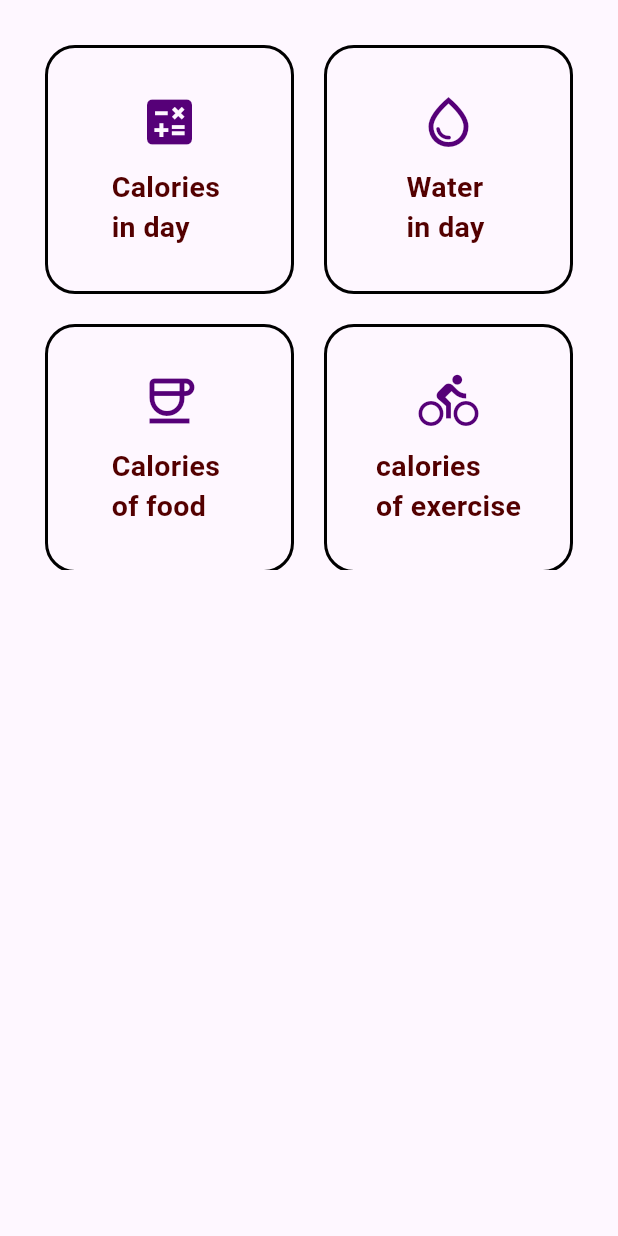
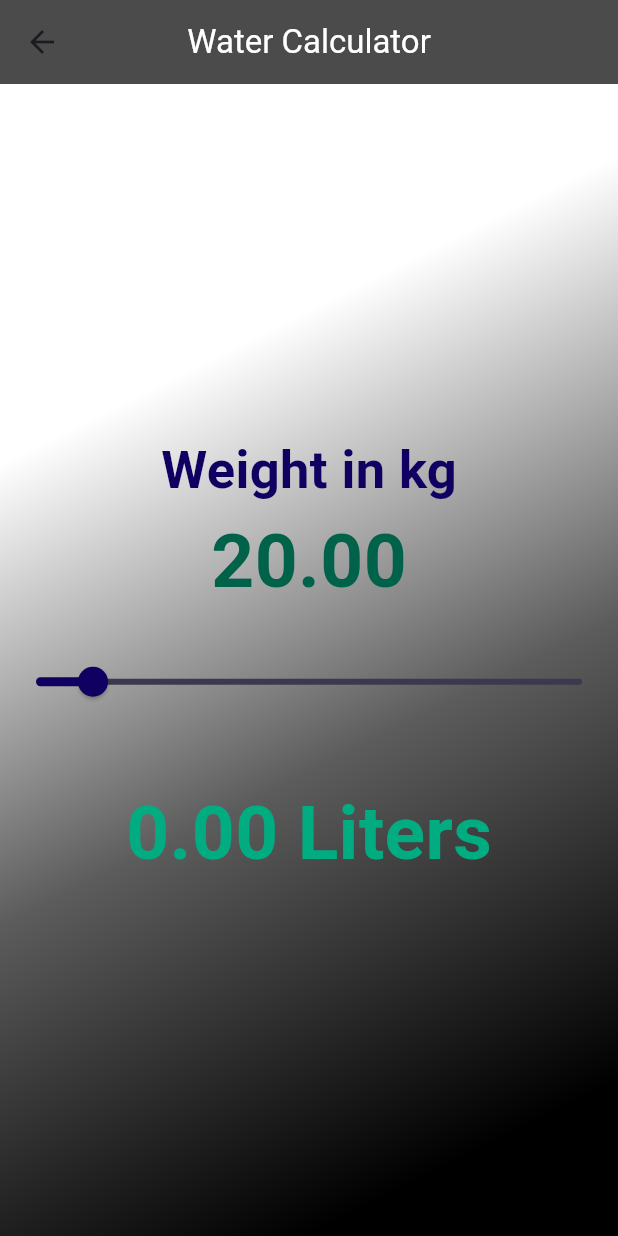
Before and after one commit to Amr-3li/Linkify-Social-Media-App, a Flutter app: the CalculatorsList widget shown alone on an empty page, opened directly, after a tap on an icon or button, on a phone screen of 412 x 824 dp. Run offline on Flutter 3.47's test engine with Material 3 defaults, Android fonts, the phone set to English and light mode, and no system bars; our stand-ins replace bloc, cloud_firestore, firebase_auth, firebase_core, flutter_bloc, flutter_speed_dial and 1 more; accounts and stored records are empty; network calls fail.

Commit message:
make calculator water page

```diff
--- a/lib/views/pages/app_pages/calculator_pages/calories_calculator_page.dart
+++ b/lib/views/pages/app_pages/calculator_pages/calories_calculator_page.dart
@@ -1,4 +1,5 @@
 import 'package:flutter/material.dart';
+import 'package:true_gym/views/widgets/basic_bages_Color.dart';
 import 'package:true_gym/views/widgets/input_text.dart';
 
 class CaloriesCalculatorPage extends StatefulWidget {
@@ -50,18 +51,8 @@ class _CaloriesCalculatorPageState extends State<CaloriesCalculatorPage> {
 
   @override
   Widget build(BuildContext context) {
-    return Container(
-      decoration: const BoxDecoration(
-          gradient: LinearGradient(
-              stops: [0.3, 0.6, 0.9],
-              begin: Alignment.topLeft,
-              end: Alignment.bottomRight,
-              colors: [
-                Color.fromARGB(255, 255, 255, 255),
-                Color.fromARGB(255, 92, 92, 92),
-                Color.fromARGB(255, 0, 0, 0),
-              ])),
-      child: Scaffold(
+    return BasicBagesColor(
+      body: Scaffold(
         backgroundColor: Colors.transparent,
         appBar: AppBar(
           title: const Text(
@@ -94,7 +85,7 @@ class _CaloriesCalculatorPageState extends State<CaloriesCalculatorPage> {
                 ),
                 InputTextField(
                   hintText: "Height in Cm",
-                  controller: ageController,
+                  controller: heightController,
                   isnumber: true,
                   color: Colors.black,
                 ),
@@ -103,7 +94,7 @@ class _CaloriesCalculatorPageState extends State<CaloriesCalculatorPage> {
                 ),
                 InputTextField(
                   hintText: '   weight in kg',
-                  controller: ageController,
+                  controller: weightController,
                   isnumber: true,
                   color: Colors.black,
                 ),
--- a/lib/views/pages/app_pages/calculator_pages/water_calculator.dart
+++ b/lib/views/pages/app_pages/calculator_pages/water_calculator.dart
@@ -0,0 +1,94 @@
+// ignore_for_file: no_leading_underscores_for_local_identifiers
+
+import 'package:flutter/material.dart';
+import 'package:true_gym/views/widgets/basic_bages_Color.dart';
+
+class WaterCalculator extends StatefulWidget {
+  const WaterCalculator({super.key});
+
+  @override
+  State<WaterCalculator> createState() => _WaterCalculatorState();
+}
+
+class _WaterCalculatorState extends State<WaterCalculator> {
+  double _currentValue =
+      20; // Moved outside the build method and removed the nullable type
+  double ammountWater = 0;
+  setAmountWater() {
+    ammountWater = _currentValue * 0.033;
+  }
+
+  @override
+  Widget build(BuildContext context) {
+    return BasicBagesColor(
+      body: Scaffold(
+        backgroundColor: Colors.transparent,
+        appBar: AppBar(
+          title: const Text(
+            'Water Calculator',
+            style: TextStyle(color: Colors.white),
+          ),
+          backgroundColor: const Color.fromARGB(255, 75, 75, 75),
+          centerTitle: true,
+        ),
+        body: Column(
+          crossAxisAlignment: CrossAxisAlignment.center,
+          mainAxisAlignment: MainAxisAlignment.center,
+          children: [
+            const Text(
+              'Weight in kg',
+              style: TextStyle(
+                  fontSize: 35,
+                  color: Color.fromARGB(255, 15, 0, 98),
+                  fontWeight: FontWeight.bold),
+            ),
+            Text(
+              _currentValue.toStringAsFixed(2),
+              style: const TextStyle(
+                  fontSize: 50,
+                  color: Color.fromARGB(255, 0, 98, 73),
+                  fontWeight: FontWeight.bold),
+            ),
+            const SizedBox(
+              height: 20,
+            ),
+            Slider(
+              value: _currentValue,
+              onChanged: (value) {
+                setState(() {
+                  _currentValue = value;
+                  setAmountWater();
+                });
+              },
+              min: 0, // Optional: Add a minimum value to define the range.
+              max: 200,
+              divisions: 200,
+              activeColor: const Color.fromARGB(255, 15, 0, 98),
+              inactiveColor: const Color.fromARGB(255, 59, 56, 79),
+              label: _currentValue.round().toString(),
+            ),
+            const SizedBox(
+              height: 20,
+            ),
+            ammountWater == 0
+                ? const Text('')
+                : const Text(
+                    'You need water per day : ',
+                    style: TextStyle(
+                        fontSize: 20,
+                        color: Color.fromARGB(255, 15, 0, 98),
+                        fontWeight: FontWeight.bold),
+                  ),
+            Text(
+              '${ammountWater.toStringAsFixed(2)} Liters',
+              style: const TextStyle(
+                  fontSize: 50,
+                  color: Color.fromARGB(255, 1, 172, 129),
+                  fontWeight: FontWeight.bold),
+            ),
+          ],
+        ),
+      ),
+    );
+  }
+}
--- a/lib/views/pages/app_pages/home_page.dart
+++ b/lib/views/pages/app_pages/home_page.dart
@@ -8,6 +8,7 @@ import 'package:true_gym/initial.dart';
 import 'package:true_gym/views/pages/app_pages/exersieses.dart';
 import 'package:true_gym/views/pages/app_pages/profile.dart';
 import 'package:true_gym/views/pages/app_pages/settings.dart';
+import 'package:true_gym/views/widgets/basic_bages_Color.dart';
 import 'package:true_gym/views/widgets/home_page_body.dart';
 
 class HomePage extends StatefulWidget {
@@ -20,19 +21,8 @@ class HomePage extends StatefulWidget {
 class _HomePageState extends State<HomePage> {
   @override
   Widget build(BuildContext context) {
-    return Container(
-      decoration: const BoxDecoration(
-        gradient: LinearGradient(
-            stops: [0.3, 0.6, 0.9],
-            begin: Alignment.topLeft,
-            end: Alignment.bottomRight,
-            colors: [
-              Color.fromARGB(255, 255, 255, 255),
-              Color.fromARGB(255, 92, 92, 92),
-              Color.fromARGB(255, 0, 0, 0),
-            ]),
-      ),
-      child: Scaffold(
+    return BasicBagesColor(  // I make this widget because i use it in every page
+      body: Scaffold(
         resizeToAvoidBottomInset: false,
         backgroundColor: Colors.transparent,
         drawer: Drawer(
@@ -69,7 +59,7 @@ class _HomePageState extends State<HomePage> {
                       ),
                     );
                   } else {
-                    return Container();
+                    return const CircularProgressIndicator();
                   }
                 },
               ),
--- /dev/null
+++ b/lib/views/widgets/basic_bages_Color.dart
@@ -0,0 +1,25 @@
+// ignore_for_file: file_names
+
+import 'package:flutter/material.dart';
+
+class BasicBagesColor extends StatelessWidget {
+  const BasicBagesColor({super.key, required this.body});
+  final Widget? body;
+  @override
+  Widget build(BuildContext context) {
+    return Container(
+      decoration: const BoxDecoration(
+        gradient: LinearGradient(
+            stops: [0.3, 0.6, 0.9],
+            begin: Alignment.topLeft,
+            end: Alignment.bottomRight,
+            colors: [
+              Color.fromARGB(255, 255, 255, 255),
+              Color.fromARGB(255, 92, 92, 92),
+              Color.fromARGB(255, 0, 0, 0),
+            ]),
+      ),
+      child: body,
+    );
+  }
+}
--- a/lib/views/widgets/calculator/calculator_list.dart
+++ b/lib/views/widgets/calculator/calculator_list.dart
@@ -1,6 +1,6 @@
 import 'package:flutter/material.dart';
-import 'package:flutter_iconpicker/Models/icon_pack.dart';
 import 'package:true_gym/views/pages/app_pages/calculator_pages/calories_calculator_page.dart';
+import 'package:true_gym/views/pages/app_pages/calculator_pages/water_calculator.dart';
 import 'package:true_gym/views/widgets/calculator/calculator_item.dart';
 
 class CalculatorsList extends StatelessWidget {
@@ -23,7 +23,16 @@ class CalculatorsList extends StatelessWidget {
       {
         'icon': Icons.water_drop_outlined,
         'title': 'Water \nin day',
-        'onTap': () {},
+        'onTap': () {
+          Navigator.push(
+            context,
+            MaterialPageRoute(
+              builder: (context) {
+                return const WaterCalculator();
+              },
+            ),
+          );
+        },
       },
       {
         'icon': Icons.coffee_outlined,
--- a/lib/views/widgets/input_text.dart
+++ b/lib/views/widgets/input_text.dart
@@ -37,7 +37,7 @@ class InputTextField extends StatelessWidget {
           borderRadius: BorderRadius.circular(20),
         ),
       ),
-      style: const TextStyle(color: Colors.white),
+      style: TextStyle(color: color!),
     );
   }
 }
```
